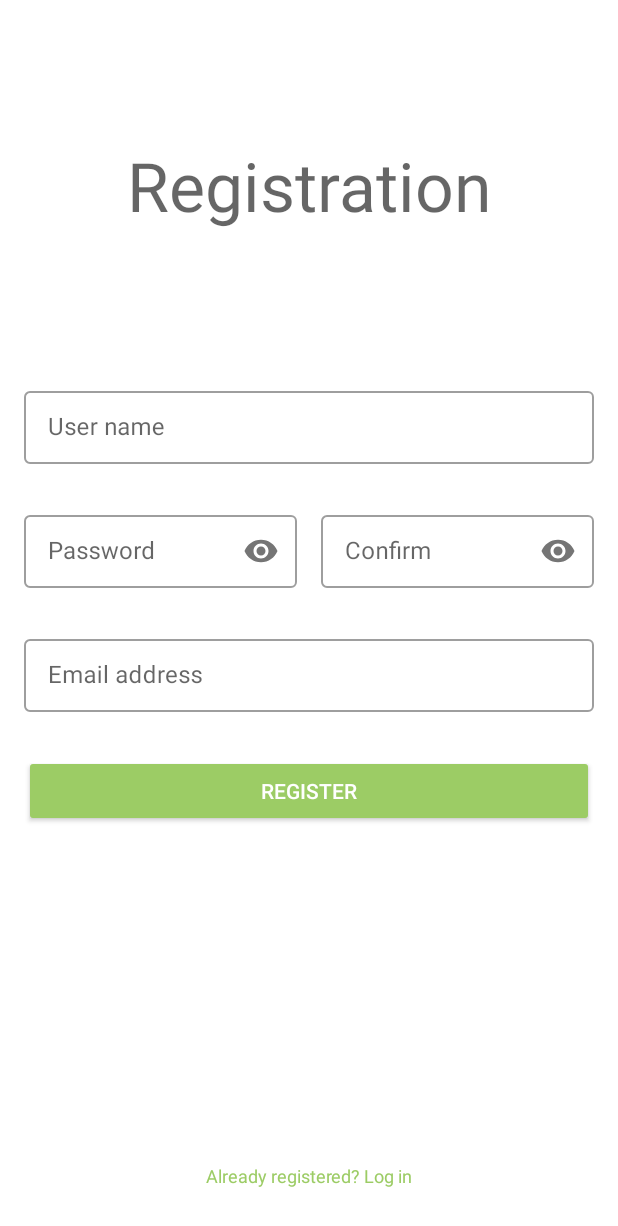
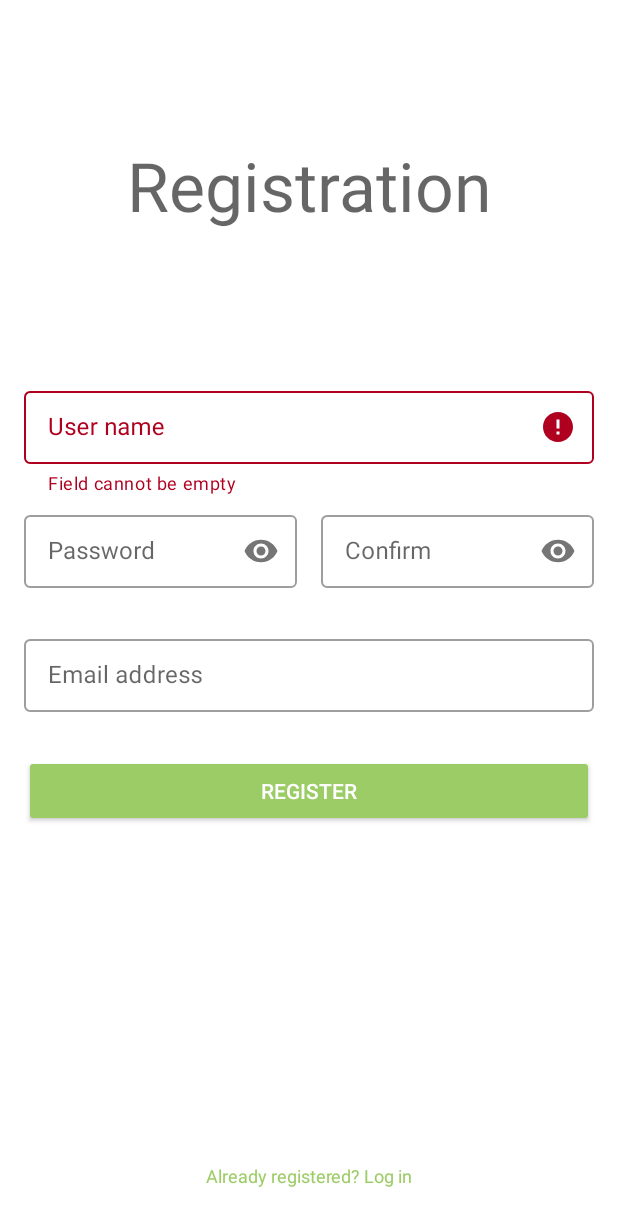
Before and after one commit to kristof12345/SzamitogepBiztonsagHF, an Android app: the RegisterFragment screen opened through its navigation route, after a tap on "REGISTER", on a phone screen of 412 x 824 dp. Shown: the top 1226 px of the screen. Run offline under Robolectric (Android 15) with nearby library versions, the phone set to English and light mode, and no system bars.

Commit message:
Add registration UI code-behind + viewModel frame

```diff
--- /dev/null
+++ b/Android/app/src/main/java/com/itsecurityteam/caffstore/exceptions/ValidationException.kt
@@ -0,0 +1,3 @@
+package com.itsecurityteam.caffstore.exceptions
+
+class ValidationException(val stringCode: Int) : RuntimeException("Validation exception") {}
--- a/Android/app/src/main/java/com/itsecurityteam/caffstore/view/fragments/RegisterFragment.kt
+++ b/Android/app/src/main/java/com/itsecurityteam/caffstore/view/fragments/RegisterFragment.kt
@@ -1,30 +1,30 @@
 package com.itsecurityteam.caffstore.view.fragments
 
+import android.opengl.Visibility
 import android.os.Bundle
 import android.text.Editable
-import androidx.fragment.app.Fragment
+import android.util.Log
 import android.view.LayoutInflater
 import android.view.View
 import android.view.ViewGroup
-import android.widget.Button
-import androidx.core.widget.addTextChangedListener
+import androidx.fragment.app.Fragment
 import androidx.lifecycle.ViewModelProvider
+import androidx.lifecycle.observe
 import androidx.navigation.fragment.NavHostFragment
-import androidx.navigation.fragment.findNavController
-import com.google.android.material.textfield.TextInputEditText
+import com.google.android.material.snackbar.Snackbar
+import com.google.android.material.textfield.TextInputLayout
 import com.itsecurityteam.caffstore.R
+import com.itsecurityteam.caffstore.exceptions.ValidationException
 import com.itsecurityteam.caffstore.viewmodel.LoginViewModel
-import kotlinx.android.synthetic.main.fragment_login.*
 import kotlinx.android.synthetic.main.fragment_register.*
 
 class RegisterFragment : Fragment() {
-
-    lateinit var viewModel: LoginViewModel
+    private lateinit var viewModel: LoginViewModel
 
     override fun onCreateView(
-            inflater: LayoutInflater,
-            container: ViewGroup?,
-            savedInstanceState: Bundle?
+        inflater: LayoutInflater,
+        container: ViewGroup?,
+        savedInstanceState: Bundle?
     ): View? {
         // Inflate the layout for this fragment
         return inflater.inflate(R.layout.fragment_register, container, false)
@@ -34,26 +34,75 @@ class RegisterFragment : Fragment() {
         super.onViewCreated(view, savedInstanceState)
         viewModel = ViewModelProvider(requireActivity())[LoginViewModel::class.java]
 
-        addTextValidator(tietRegName) { viewModel.validateName(it) }
-        addTextValidator(tietRegPassword) { viewModel.validatePassword(it) }
-        addTextValidator(tietRegEmail) { viewModel.validateEmail(it) }
-
         btToLogin.setOnClickListener {
             NavHostFragment.findNavController(this).navigate(R.id.action_register_to_login)
         }
 
         btRegister.setOnClickListener {
+            var ok = validateField(tilRegName) { viewModel.validateName(it) }
+            ok = ok && validateField(tilRegPassword) { viewModel.validatePassword(it) }
+            ok = ok && validateField(tilRegPasswordConfirm) {
+                val pass = tilRegPassword.editText!!.text!!.toString()
+                val confirm = it!!.toString()
 
+                if (pass != confirm) throw ValidationException(R.string.app_name)
+            }
+            ok = ok && validateField(tilRegEmail) { viewModel.validateEmail(it) }
+
+            if (!ok) return@setOnClickListener
+
+            tvRegError?.let {
+                it.text = null
+                it.visibility = View.GONE
+            }
+
+            viewModel.register(
+                tietRegName.text.toString(), tietRegEmail.text.toString(),
+                tietRegPassword.text.toString()
+            )
+        }
+
+        viewModel.NetworkResult.observe(viewLifecycleOwner) { result ->
+            Log.i("RegisterFragment", "Network result observed")
+
+            when (result.success) {
+                true -> getView()?.let {
+                    Snackbar
+                        .make(it, "Registration successfull", Snackbar.LENGTH_LONG)
+                        .setAction("Vissza") {
+                            btToLogin.performClick()
+                        }.show()
+                }
+                false -> {
+                    tvRegError?.let {
+                        it.text = getString(result.errorCode)
+                        it.visibility = View.VISIBLE
+                    }
+                }
+            }
         }
     }
 
-    private fun addTextValidator(editText: TextInputEditText, validator: (text: Editable?) -> Unit) {
-        editText.addTextChangedListener { text: Editable? ->
-            try {
-                validator(text)
-            } catch (exception: RuntimeException) {
-                editText.error = exception.message
-            }
+    private fun validateField(
+        layout: TextInputLayout,
+        validator: (text: Editable?) -> Unit
+    ): Boolean {
+        val editText = layout.editText ?: return false
+        val text = editText.text ?: return false
+
+        try {
+            if (text.isEmpty()) throw ValidationException(R.string.error_empty_input)
+
+            validator(text)
+            layout.error = null
+        } catch (exception: ValidationException) {
+            layout.error = getString(exception.stringCode)
+            return false
+        } catch (exception: Exception) {
+            layout.error = exception.message
+            return false
         }
+
+        return true
     }
 }
--- a/Android/app/src/main/java/com/itsecurityteam/caffstore/viewmodel/LoginViewModel.kt
+++ b/Android/app/src/main/java/com/itsecurityteam/caffstore/viewmodel/LoginViewModel.kt
@@ -2,13 +2,38 @@ package com.itsecurityteam.caffstore.viewmodel
 
 import android.app.Application
 import android.text.Editable
+import android.util.AndroidException
 import androidx.lifecycle.AndroidViewModel
+import androidx.lifecycle.LiveData
 import androidx.lifecycle.MutableLiveData
-import java.lang.RuntimeException
-import java.util.*
+import androidx.lifecycle.viewModelScope
+import com.itsecurityteam.caffstore.R
+import kotlinx.coroutines.delay
+import kotlinx.coroutines.launch
+import kotlin.RuntimeException
 
 class LoginViewModel(application: Application) : AndroidViewModel(application) {
+    data class Result(val success: Boolean, val errorCode: Int = 0)
 
+    private val networkResult = MutableLiveData<Result>()
+    val NetworkResult: LiveData<Result>
+            get() = networkResult
+
+
+    fun login(name: String, pass: String) {
+        // https://developer.android.com/kotlin/coroutines
+        viewModelScope.launch {
+            delay(1000)
+            networkResult.postValue(Result(true))
+        }
+    }
+
+    fun register(name: String, pass: String, email: String) {
+        viewModelScope.launch {
+            delay(1000)
+            networkResult.postValue(Result(false, R.string.error_empty_input))
+        }
+    }
 
 
     fun validateName(name: Editable?) {
--- a/Android/app/src/main/res/layout/fragment_register.xml
+++ b/Android/app/src/main/res/layout/fragment_register.xml
@@ -123,8 +123,9 @@
         android:text="@string/register"
         android:textAlignment="center"
         app:layout_constraintEnd_toEndOf="parent"
+        app:layout_constraintHorizontal_bias="0.0"
         app:layout_constraintStart_toStartOf="parent"
-        app:layout_constraintTop_toBottomOf="@+id/tilRegEmail" />
+        app:layout_constraintTop_toBottomOf="@+id/tvRegError" />
 
     <Button
         android:id="@+id/btToLogin"
@@ -148,4 +149,14 @@
         android:orientation="vertical"
         app:layout_constraintGuide_percent="0.5" />
 
+    <TextView
+        android:id="@+id/tvRegError"
+        android:layout_width="wrap_content"
+        android:layout_height="wrap_content"
+        android:textColor="@color/design_default_color_error"
+        android:visibility="gone"
+        app:layout_constraintEnd_toEndOf="@+id/tilRegEmail"
+        app:layout_constraintTop_toBottomOf="@+id/tilRegEmail"
+        tools:visibility="visible" />
+
 </androidx.constraintlayout.widget.ConstraintLayout>
--- a/Android/app/src/main/res/values/strings.xml
+++ b/Android/app/src/main/res/values/strings.xml
@@ -13,4 +13,5 @@
     <string name="register">Register</string>
     <string name="already_registered">Already registered? Log in</string>
     <string name="confirm">Confirm</string>
+    <string name="error_empty_input">Field cannot be empty</string>
 </resources>
```
Also changed, not shown: 1 other file.
